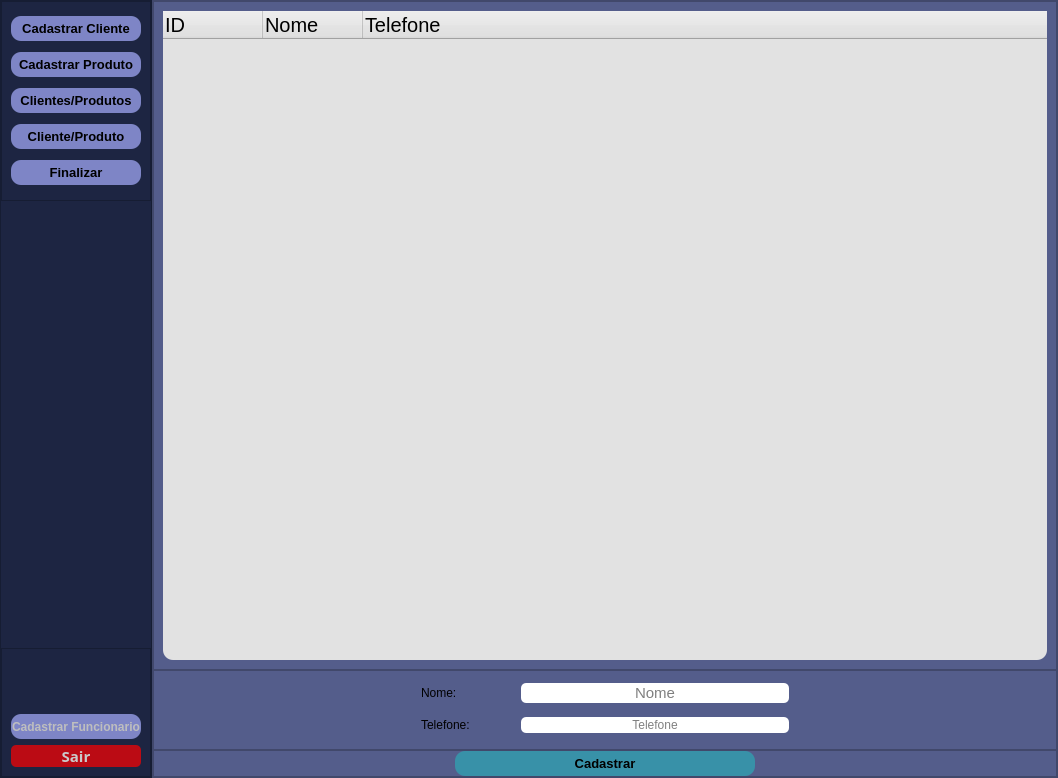
The window that interface.ui (Gabrielrocha20/LojaSapato) describes before a commit, drawn with Qt 5.
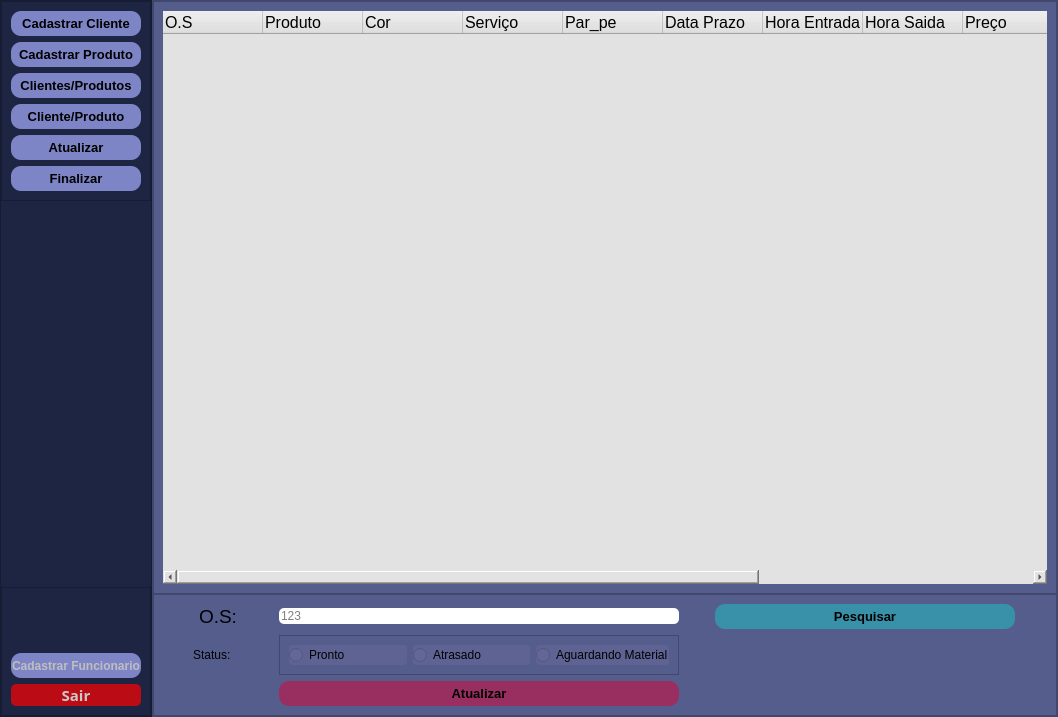
The same window after the commit. The open tabs and pages were chosen to show the change. Icons and pictures are not drawn.

Diff of the .ui file:
```diff
--- a/interface.ui
+++ b/interface.ui
@@ -7,7 +7,7 @@
     <x>0</x>
     <y>0</y>
     <width>1058</width>
-    <height>778</height>
+    <height>717</height>
    </rect>
   </property>
   <property name="font">
@@ -18,6 +18,16 @@
   <property name="windowTitle">
    <string>Rapido Dos Calçados</string>
   </property>
+  <property name="windowIcon">
+   <iconset resource="img.qrc">
+    <normaloff>:/img/sapateiro.ico</normaloff>:/img/sapateiro.ico</iconset>
+  </property>
+  <property name="iconSize">
+   <size>
+    <width>16</width>
+    <height>16</height>
+   </size>
+  </property>
   <widget class="QWidget" name="centralwidget">
    <property name="styleSheet">
     <string notr="true">QWidget {background-color: rgb(243, 239, 230);}
@@ -625,6 +635,18 @@
                       </font>
                      </property>
                     </column>
+                    <column>
+                     <property name="text">
+                      <string>Status</string>
+                     </property>
+                     <property name="font">
+                      <font>
+                       <pointsize>12</pointsize>
+                       <weight>50</weight>
+                       <bold>false</bold>
+                      </font>
+                     </property>
+                    </column>
                    </widget>
                   </item>
                  </layout>
@@ -1161,8 +1183,8 @@
                       <rect>
                        <x>0</x>
                        <y>0</y>
-                       <width>882</width>
-                       <height>709</height>
+                       <width>81</width>
+                       <height>452</height>
                       </rect>
                      </property>
                      <layout class="QGridLayout" name="gridLayout_14">
@@ -1188,6 +1210,11 @@
 background-color: rgb(226, 226, 226);
 border-radius:10px</string>
                         </property>
+                        <column>
+                         <property name="text">
+                          <string notr="true">1</string>
+                         </property>
+                        </column>
                        </widget>
                       </item>
                       <item row="0" column="1">
@@ -1528,8 +1555,8 @@
                       <rect>
                        <x>0</x>
                        <y>0</y>
-                       <width>882</width>
-                       <height>666</height>
+                       <width>81</width>
+                       <height>69</height>
                       </rect>
                      </property>
                      <layout class="QGridLayout" name="gridLayout_17">
@@ -1719,6 +1746,404 @@
                </item>
               </layout>
              </widget>
+             <widget class="QWidget" name="Atualizarpage">
+              <layout class="QGridLayout" name="gridLayout_33">
+               <property name="leftMargin">
+                <number>0</number>
+               </property>
+               <property name="topMargin">
+                <number>0</number>
+               </property>
+               <property name="rightMargin">
+                <number>0</number>
+               </property>
+               <property name="bottomMargin">
+                <number>0</number>
+               </property>
+               <property name="spacing">
+                <number>0</number>
+               </property>
+               <item row="0" column="0">
+                <widget class="QFrame" name="frame_29">
+                 <property name="frameShape">
+                  <enum>QFrame::StyledPanel</enum>
+                 </property>
+                 <property name="frameShadow">
+                  <enum>QFrame::Raised</enum>
+                 </property>
+                 <layout class="QGridLayout" name="gridLayout_32">
+                  <property name="spacing">
+                   <number>0</number>
+                  </property>
+                  <item row="0" column="0">
+                   <widget class="QTreeWidget" name="LabelAtualizar">
+                    <property name="styleSheet">
+                     <string notr="true">background-color: rgb(226, 226, 226);
+border-radius:10px</string>
+                    </property>
+                    <column>
+                     <property name="text">
+                      <string>O.S</string>
+                     </property>
+                     <property name="font">
+                      <font>
+                       <pointsize>12</pointsize>
+                      </font>
+                     </property>
+                    </column>
+                    <column>
+                     <property name="text">
+                      <string>Produto</string>
+                     </property>
+                     <property name="font">
+                      <font>
+                       <pointsize>12</pointsize>
+                      </font>
+                     </property>
+                    </column>
+                    <column>
+                     <property name="text">
+                      <string>Cor</string>
+                     </property>
+                     <property name="font">
+                      <font>
+                       <pointsize>12</pointsize>
+                      </font>
+                     </property>
+                    </column>
+                    <column>
+                     <property name="text">
+                      <string>Serviço</string>
+                     </property>
+                     <property name="font">
+                      <font>
+                       <pointsize>12</pointsize>
+                      </font>
+                     </property>
+                    </column>
+                    <column>
+                     <property name="text">
+                      <string>Par_pe</string>
+                     </property>
+                     <property name="font">
+                      <font>
+                       <pointsize>12</pointsize>
+                      </font>
+                     </property>
+                    </column>
+                    <column>
+                     <property name="text">
+                      <string>Data Prazo</string>
+                     </property>
+                     <property name="font">
+                      <font>
+                       <pointsize>12</pointsize>
+                      </font>
+                     </property>
+                    </column>
+                    <column>
+                     <property name="text">
+                      <string>Hora Entrada</string>
+                     </property>
+                     <property name="font">
+                      <font>
+                       <pointsize>12</pointsize>
+                      </font>
+                     </property>
+                    </column>
+                    <column>
+                     <property name="text">
+                      <string>Hora Saida</string>
+                     </property>
+                     <property name="font">
+                      <font>
+                       <pointsize>12</pointsize>
+                      </font>
+                     </property>
+                    </column>
+                    <column>
+                     <property name="text">
+                      <string>Preço</string>
+                     </property>
+                     <property name="font">
+                      <font>
+                       <pointsize>12</pointsize>
+                      </font>
+                     </property>
+                    </column>
+                    <column>
+                     <property name="text">
+                      <string>Sinal</string>
+                     </property>
+                     <property name="font">
+                      <font>
+                       <pointsize>12</pointsize>
+                      </font>
+                     </property>
+                    </column>
+                    <column>
+                     <property name="text">
+                      <string>Nome</string>
+                     </property>
+                     <property name="font">
+                      <font>
+                       <pointsize>12</pointsize>
+                      </font>
+                     </property>
+                    </column>
+                    <column>
+                     <property name="text">
+                      <string>Funcionario</string>
+                     </property>
+                     <property name="font">
+                      <font>
+                       <pointsize>12</pointsize>
+                      </font>
+                     </property>
+                    </column>
+                    <column>
+                     <property name="text">
+                      <string>Status</string>
+                     </property>
+                     <property name="font">
+                      <font>
+                       <pointsize>12</pointsize>
+                      </font>
+                     </property>
+                    </column>
+                   </widget>
+                  </item>
+                 </layout>
+                </widget>
+               </item>
+               <item row="1" column="0">
+                <widget class="QFrame" name="frame_28">
+                 <property name="maximumSize">
+                  <size>
+                   <width>16777215</width>
+                   <height>150</height>
+                  </size>
+                 </property>
+                 <property name="styleSheet">
+                  <string notr="true">QLineEdit {
+background-color: rgb(255, 255, 255);
+border-radius: 5px;
+font: 75 11pt &quot;MS Shell Dlg 2&quot;;
+}
+
+QLabel {
+color: rgb(0, 0, 0);
+	font: 75 14pt &quot;MS Shell Dlg 2&quot;;
+}</string>
+                 </property>
+                 <property name="frameShape">
+                  <enum>QFrame::StyledPanel</enum>
+                 </property>
+                 <property name="frameShadow">
+                  <enum>QFrame::Raised</enum>
+                 </property>
+                 <layout class="QGridLayout" name="gridLayout_31">
+                  <item row="0" column="0">
+                   <widget class="QLabel" name="label_17">
+                    <property name="maximumSize">
+                     <size>
+                      <width>50</width>
+                      <height>16777215</height>
+                     </size>
+                    </property>
+                    <property name="font">
+                     <font>
+                      <family>MS Shell Dlg 2</family>
+                      <pointsize>14</pointsize>
+                      <weight>9</weight>
+                      <italic>false</italic>
+                      <bold>false</bold>
+                     </font>
+                    </property>
+                    <property name="text">
+                     <string>O.S:</string>
+                    </property>
+                    <property name="alignment">
+                     <set>Qt::AlignCenter</set>
+                    </property>
+                   </widget>
+                  </item>
+                  <item row="0" column="3">
+                   <widget class="QPushButton" name="btnPesquisarAtualizar">
+                    <property name="minimumSize">
+                     <size>
+                      <width>0</width>
+                      <height>25</height>
+                     </size>
+                    </property>
+                    <property name="maximumSize">
+                     <size>
+                      <width>300</width>
+                      <height>16777215</height>
+                     </size>
+                    </property>
+                    <property name="font">
+                     <font>
+                      <pointsize>10</pointsize>
+                      <weight>75</weight>
+                      <bold>true</bold>
+                     </font>
+                    </property>
+                    <property name="cursor">
+                     <cursorShape>PointingHandCursor</cursorShape>
+                    </property>
+                    <property name="styleSheet">
+                     <string notr="true">QPushButton {
+background-color: rgba(29, 196, 196, 0.5);
+border-radius: 10px;
+}
+
+QPushButton:hover {
+background-color: rgb(29, 196, 196);
+}</string>
+                    </property>
+                    <property name="text">
+                     <string>Pesquisar</string>
+                    </property>
+                   </widget>
+                  </item>
+                  <item row="0" column="2">
+                   <widget class="QLineEdit" name="inputAtualizar">
+                    <property name="minimumSize">
+                     <size>
+                      <width>400</width>
+                      <height>0</height>
+                     </size>
+                    </property>
+                    <property name="maximumSize">
+                     <size>
+                      <width>400</width>
+                      <height>16777215</height>
+                     </size>
+                    </property>
+                    <property name="layoutDirection">
+                     <enum>Qt::LeftToRight</enum>
+                    </property>
+                    <property name="text">
+                     <string/>
+                    </property>
+                    <property name="alignment">
+                     <set>Qt::AlignLeading|Qt::AlignLeft|Qt::AlignVCenter</set>
+                    </property>
+                    <property name="placeholderText">
+                     <string>123</string>
+                    </property>
+                   </widget>
+                  </item>
+                  <item row="2" column="2">
+                   <widget class="QPushButton" name="btnAtualizar">
+                    <property name="minimumSize">
+                     <size>
+                      <width>0</width>
+                      <height>25</height>
+                     </size>
+                    </property>
+                    <property name="maximumSize">
+                     <size>
+                      <width>51515</width>
+                      <height>16777215</height>
+                     </size>
+                    </property>
+                    <property name="font">
+                     <font>
+                      <pointsize>10</pointsize>
+                      <weight>75</weight>
+                      <bold>true</bold>
+                     </font>
+                    </property>
+                    <property name="cursor">
+                     <cursorShape>PointingHandCursor</cursorShape>
+                    </property>
+                    <property name="styleSheet">
+                     <string notr="true">QPushButton {
+background-color: rgba(223, 0, 54, 0.5);
+border-radius: 10px;
+}
+
+QPushButton:hover {
+background-color: rgb(223, 0, 54);
+}</string>
+                    </property>
+                    <property name="text">
+                     <string>Atualizar</string>
+                    </property>
+                   </widget>
+                  </item>
+                  <item row="1" column="0">
+                   <widget class="QLabel" name="label_18">
+                    <property name="text">
+                     <string>Status:</string>
+                    </property>
+                   </widget>
+                  </item>
+                  <item row="1" column="2">
+                   <widget class="QFrame" name="frame_30">
+                    <property name="styleSheet">
+                     <string notr="true">QRadioButton {
+font: 75 8pt &quot;MS Shell Dlg 2&quot;;
+	background-color: rgba(105, 105, 156, 0.5);
+border-radius:3px
+}</string>
+                    </property>
+                    <property name="frameShape">
+                     <enum>QFrame::StyledPanel</enum>
+                    </property>
+                    <property name="frameShadow">
+                     <enum>QFrame::Raised</enum>
+                    </property>
+                    <layout class="QHBoxLayout" name="horizontalLayout">
+                     <item>
+                      <widget class="QRadioButton" name="radioPronto">
+                       <property name="minimumSize">
+                        <size>
+                         <width>0</width>
+                         <height>20</height>
+                        </size>
+                       </property>
+                       <property name="text">
+                        <string>Pronto</string>
+                       </property>
+                      </widget>
+                     </item>
+                     <item>
+                      <widget class="QRadioButton" name="radioAtrasado">
+                       <property name="minimumSize">
+                        <size>
+                         <width>0</width>
+                         <height>20</height>
+                        </size>
+                       </property>
+                       <property name="text">
+                        <string>Atrasado</string>
+                       </property>
+                      </widget>
+                     </item>
+                     <item>
+                      <widget class="QRadioButton" name="radioAguardando">
+                       <property name="minimumSize">
+                        <size>
+                         <width>0</width>
+                         <height>20</height>
+                        </size>
+                       </property>
+                       <property name="text">
+                        <string>Aguardando Material</string>
+                       </property>
+                      </widget>
+                     </item>
+                    </layout>
+                   </widget>
+                  </item>
+                 </layout>
+                </widget>
+               </item>
+              </layout>
+             </widget>
              <widget class="QWidget" name="FinalizarPage">
               <layout class="QVBoxLayout" name="verticalLayout_3">
                <property name="spacing">
@@ -1874,6 +2299,16 @@
                       </font>
                      </property>
                     </column>
+                    <column>
+                     <property name="text">
+                      <string>Status</string>
+                     </property>
+                     <property name="font">
+                      <font>
+                       <pointsize>12</pointsize>
+                      </font>
+                     </property>
+                    </column>
                    </widget>
                   </item>
                  </layout>
@@ -2144,7 +2579,7 @@
                 </property>
                </widget>
               </item>
-              <item row="4" column="0">
+              <item row="5" column="0">
                <widget class="QPushButton" name="FinalizarProdutoBtnPag">
                 <property name="minimumSize">
                  <size>
@@ -2167,29 +2602,6 @@
                 </property>
                </widget>
               </item>
-              <item row="2" column="0">
-               <widget class="QPushButton" name="ClientesProdutosBtnPag">
-                <property name="minimumSize">
-                 <size>
-                  <width>0</width>
-                  <height>25</height>
-                 </size>
-                </property>
-                <property name="font">
-                 <font>
-                  <pointsize>10</pointsize>
-                  <weight>75</weight>
-                  <bold>true</bold>
-                 </font>
-                </property>
-                <property name="cursor">
-                 <cursorShape>PointingHandCursor</cursorShape>
-                </property>
-                <property name="text">
-                 <string>Clientes/Produtos</string>
-                </property>
-               </widget>
-              </item>
               <item row="0" column="0">
                <widget class="QPushButton" name="CadastrarClienteBtnPag">
                 <property name="minimumSize">
@@ -2236,6 +2648,49 @@
                 </property>
                </widget>
               </item>
+              <item row="2" column="0">
+               <widget class="QPushButton" name="ClientesProdutosBtnPag">
+                <property name="minimumSize">
+                 <size>
+                  <width>0</width>
+                  <height>25</height>
+                 </size>
+                </property>
+                <property name="font">
+                 <font>
+                  <pointsize>10</pointsize>
+                  <weight>75</weight>
+                  <bold>true</bold>
+                 </font>
+                </property>
+                <property name="cursor">
+                 <cursorShape>PointingHandCursor</cursorShape>
+                </property>
+                <property name="text">
+                 <string>Clientes/Produtos</string>
+                </property>
+               </widget>
+              </item>
+              <item row="4" column="0">
+               <widget class="QPushButton" name="AtualizarProdutoBtnPag">
+                <property name="minimumSize">
+                 <size>
+                  <width>0</width>
+                  <height>25</height>
+                 </size>
+                </property>
+                <property name="font">
+                 <font>
+                  <pointsize>10</pointsize>
+                  <weight>75</weight>
+                  <bold>true</bold>
+                 </font>
+                </property>
+                <property name="text">
+                 <string>Atualizar</string>
+                </property>
+               </widget>
+              </item>
              </layout>
             </widget>
            </item>
```
Left out of the diff: 4 changed lines with no effect on the pictures.
